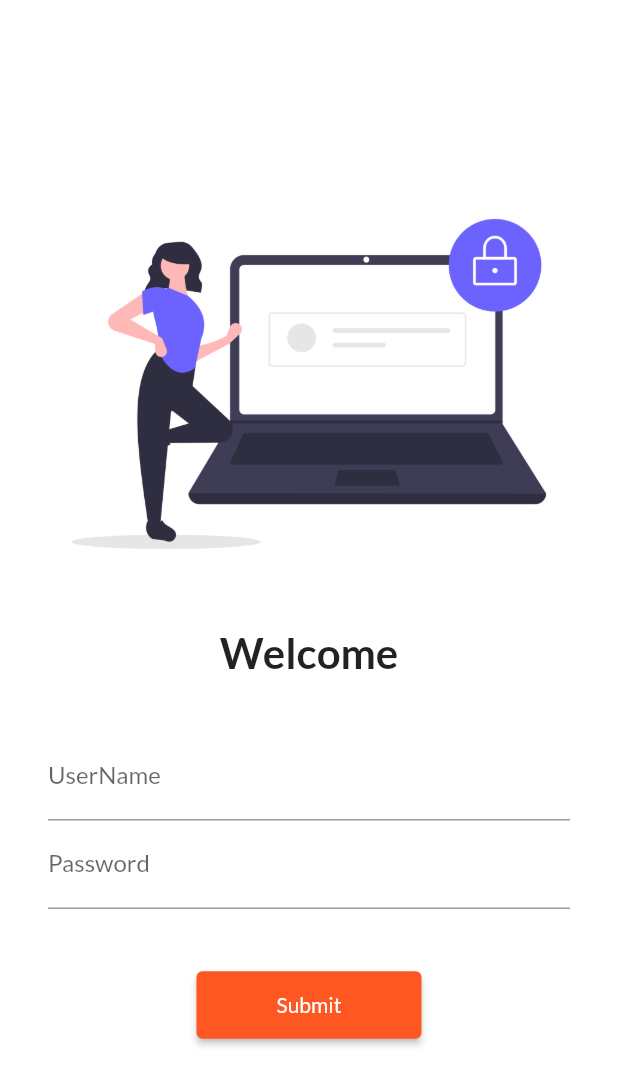
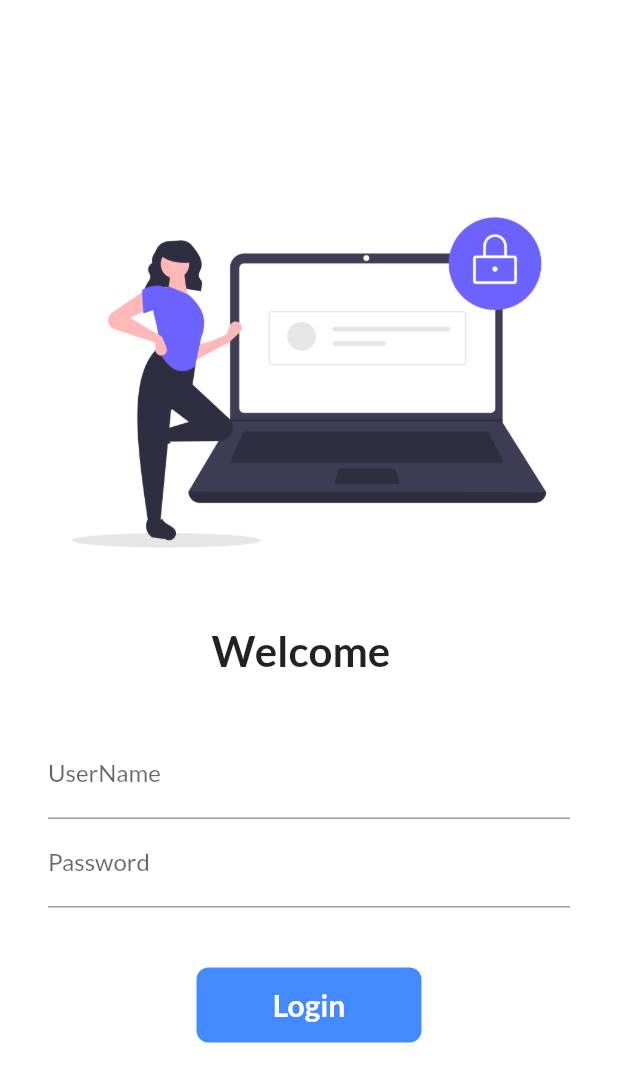
Before and after one commit to shakivhussain/FlutterApp, a Flutter app: the screen it shows after launch, on a phone screen of 412 x 824 dp. Shown: the top 1086 px of the screen. Run offline on Flutter 3.47's test engine with Material 2 defaults, Android fonts, the phone set to English and light mode, and no system bars; our stand-ins replace google_fonts.

Commit message:
Day6 Completed

```diff
--- a/lib/pages/login_page.dart
+++ b/lib/pages/login_page.dart
@@ -1,8 +1,17 @@
 import 'package:flutter/material.dart';
 import 'package:flutter_application_1/utills/routes.dart';
 
-class LoginPage extends StatelessWidget {
-  const LoginPage({Key? key}) : super(key: key);
+class LoginPage extends StatefulWidget {
+  LoginPage({Key? key}) : super(key: key);
+
+  @override
+  State<LoginPage> createState() => _LoginPageState();
+}
+
+// _ use for to make private class
+class _LoginPageState extends State<LoginPage> {
+  String name = "";
+  bool changeButton = false;
 
   @override
   Widget build(BuildContext context) {
@@ -16,42 +25,85 @@ class LoginPage extends StatelessWidget {
                 "assets/images/login_image.png",
                 fit: BoxFit.cover,
               ),
-              const SizedBox(
+              SizedBox(
                 height: 20,
               ),
-              const Text(
-                "Welcome",
+              Text(
+                "Welcome $name ",
                 style: TextStyle(fontSize: 28, fontWeight: FontWeight.bold),
               ),
-              const SizedBox(
+              SizedBox(
                 height: 20,
               ),
               Padding(
-                padding:
-                    const EdgeInsets.symmetric(vertical: 16, horizontal: 32),
+                padding: EdgeInsets.symmetric(vertical: 16, horizontal: 32),
                 child: Column(
                   children: [
                     TextFormField(
-                      decoration: const InputDecoration(
+                      decoration: InputDecoration(
                           hintText: " Enter the Username",
                           label: Text("UserName")),
+                      onChanged: (value) {
+                        name = value;
+                        setState(() {});
+                      },
                     ),
                     TextFormField(
                       obscureText: true,
-                      decoration: const InputDecoration(
+                      decoration: InputDecoration(
                           hintText: " Enter the Password",
                           label: Text("Password")),
+                      onChanged: (value) {
+                        name = value;
+                        setState(
+                            () {}); // it will called build method again ( refresh the content )
+                      },
                     ),
-                    const SizedBox(
+                    SizedBox(
                       height: 40,
                     ),
-                    ElevatedButton(
-                      onPressed: () {
+
+                    // container
+
+                    InkWell(
+                      onTap: () async {
+                        setState(() {
+                          changeButton = true;
+                        });
+
+                        await Future.delayed(Duration(seconds: 1));
                         Navigator.pushNamed(context, MyRoutes.homeRoutes);
                       },
-                      child: const Text("Submit"),
-                      style: TextButton.styleFrom(minimumSize: Size(150, 45)),
-                    )
+                      child: AnimatedContainer(
+                        duration: Duration(seconds: 1),
+                        height: 50,
+                        width: changeButton ? 50 : 150, // true : false
+                        alignment: Alignment.center,
+                        child: changeButton
+                            ? Icon(Icons.done, color: Colors.white)
+                            : Text(
+                                "Login",
+                                style: TextStyle(
+                                    color: Colors.white,
+                                    fontSize: 20,
+                                    fontWeight: FontWeight.bold),
+                              ),
+                        decoration: BoxDecoration(
+                            color: Colors.blueAccent,
+                            // shape: changeButton
+                            //     ? BoxShape.circle
+                            //     : BoxShape.rectangle
+                            borderRadius:
+                                BorderRadius.circular(changeButton ? 50 : 8)),
+                      ),
+                    ),
+                    // ElevatedButton(
+                    //   onPressed: () {
+                    //     Navigator.pushNamed(context, MyRoutes.homeRoutes);
+                    //   },
+                    //   child: Text("Submit"),
+                    //   style: TextButton.styleFrom(minimumSize: Size(150, 45)),
+                    // )
                   ],
                 ),
               )
```
